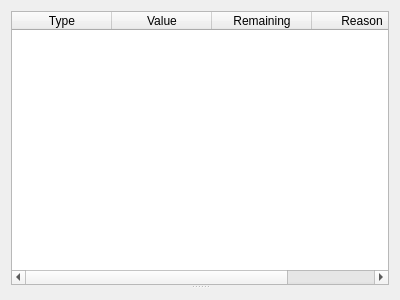
First picture: the form in client/frostbite/BanListWidget.ui, repository OpenRcon/OpenRcon, before the edit.
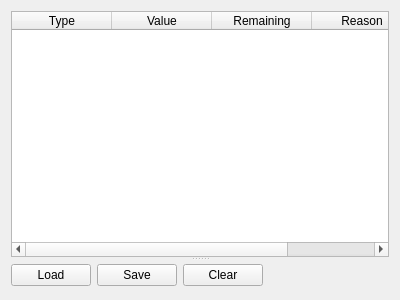
Second picture: the form after the edit. Icons and pictures are not drawn.

Commit message: (Frostbite) Added load, save and clear buttons to BanListWidget.

The edit to the form file:
```diff
--- a/client/frostbite/BanListWidget.ui
+++ b/client/frostbite/BanListWidget.ui
@@ -13,7 +13,7 @@
   <property name="windowTitle">
    <string/>
   </property>
-  <layout class="QGridLayout" name="gridLayout">
+  <layout class="QGridLayout" name="gridLayout_2">
    <item row="0" column="0">
     <widget class="QSplitter" name="splitter">
      <property name="orientation">
@@ -62,8 +62,59 @@
        </property>
       </column>
      </widget>
-     <widget class="QWidget" name="verticalLayoutWidget">
-      <layout class="QVBoxLayout" name="verticalLayout"/>
+     <widget class="QWidget" name="gridLayoutWidget">
+      <layout class="QGridLayout" name="gridLayout">
+       <item row="0" column="1">
+        <spacer name="horizontalSpacer">
+         <property name="orientation">
+          <enum>Qt::Horizontal</enum>
+         </property>
+         <property name="sizeHint" stdset="0">
+          <size>
+           <width>40</width>
+           <height>20</height>
+          </size>
+         </property>
+        </spacer>
+       </item>
+       <item row="0" column="0">
+        <layout class="QHBoxLayout" name="horizontalLayout">
+         <item>
+          <widget class="QPushButton" name="pushButton_load">
+           <property name="text">
+            <string>Load</string>
+           </property>
+           <property name="icon">
+            <iconset resource="Frostbite.qrc">
+             <normaloff>:/frostbite/icons/load.png</normaloff>:/frostbite/icons/load.png</iconset>
+           </property>
+          </widget>
+         </item>
+         <item>
+          <widget class="QPushButton" name="pushButton_save">
+           <property name="text">
+            <string>Save</string>
+           </property>
+           <property name="icon">
+            <iconset resource="Frostbite.qrc">
+             <normaloff>:/frostbite/icons/save.png</normaloff>:/frostbite/icons/save.png</iconset>
+           </property>
+          </widget>
+         </item>
+         <item>
+          <widget class="QPushButton" name="pushButton_clear">
+           <property name="text">
+            <string>Clear</string>
+           </property>
+           <property name="icon">
+            <iconset resource="Frostbite.qrc">
+             <normaloff>:/frostbite/icons/clear.png</normaloff>:/frostbite/icons/clear.png</iconset>
+           </property>
+          </widget>
+         </item>
+        </layout>
+       </item>
+      </layout>
      </widget>
     </widget>
    </item>
```
Left out of the diff: 4 changed lines with no effect on the pictures. The commit also changes 15 other files.
